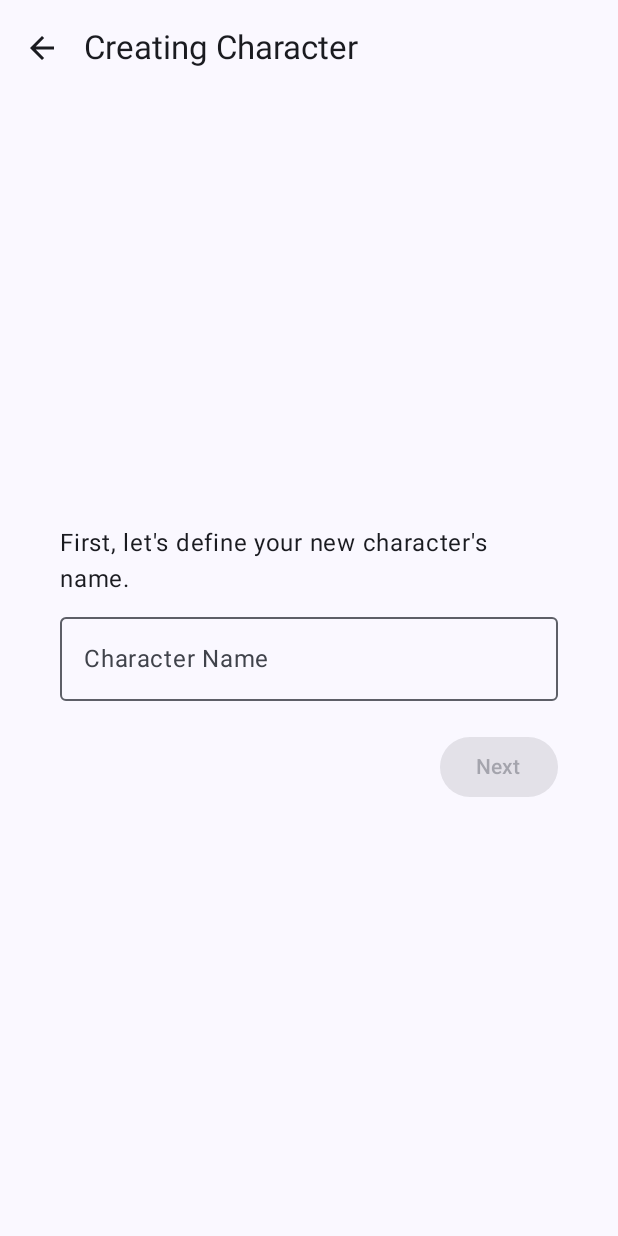
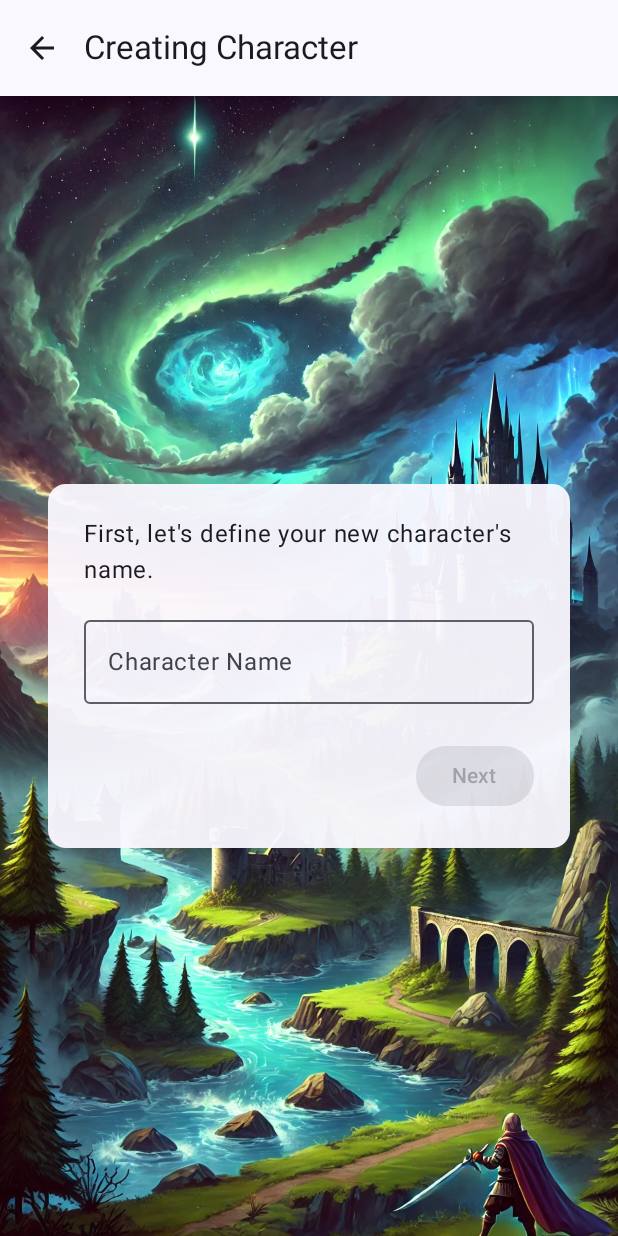
Before and after one commit to luizredig/dungeons-n-kotlin-android-app, an Android app built with Jetpack Compose: the CharacterCreationActivity screen opened directly, with no data from a screen before it, on a phone screen of 412 x 824 dp. Run offline under Robolectric (Android 15) with nearby library versions, the phone set to English and light mode, and no system bars.

Commit message:
feat(ui): add background image and improve layout in CharacterCreationActivity

```diff
--- a/app/src/main/java/com/dnk/app/CharacterCreationActivity.kt
+++ b/app/src/main/java/com/dnk/app/CharacterCreationActivity.kt
@@ -2,15 +2,16 @@ package com.dnk.app
 
 import android.content.Intent
 import android.os.Bundle
-import android.widget.Toast
 import androidx.activity.ComponentActivity
 import androidx.activity.compose.setContent
+import androidx.compose.foundation.Image
 import androidx.compose.foundation.layout.*
 import androidx.compose.material3.*
 import androidx.compose.runtime.*
 import androidx.compose.ui.Alignment
 import androidx.compose.ui.Modifier
-import androidx.compose.ui.platform.LocalContext
+import androidx.compose.ui.layout.ContentScale
+import androidx.compose.ui.res.painterResource
 import androidx.compose.ui.text.input.TextFieldValue
 import androidx.compose.ui.unit.dp
 import androidx.compose.material.icons.Icons
@@ -48,24 +49,36 @@ fun CharacterCreationScreen(onBackClick: () -> Unit, onNextClick: () -> Unit) {
             )
         },
         content = { padding ->
-            Column(
+            Box(
                 modifier = Modifier
                     .fillMaxSize()
                     .padding(padding)
-                    .padding(16.dp),
+            ) {
+                Image(
+                    painter = painterResource(id = R.drawable.creationbackground),
+                    contentDescription = "Background Image",
+                    contentScale = ContentScale.Crop,
+                    modifier = Modifier.fillMaxSize()
+                )
+
+                Surface(
+                    modifier = Modifier
+                        .fillMaxWidth()
+                        .padding(horizontal = 32.dp)
+                        .align(Alignment.Center),
+                    shape = MaterialTheme.shapes.medium,
+                    color = MaterialTheme.colorScheme.surface.copy(alpha = 0.95f),
+                    tonalElevation = 8.dp,
+                ) {
+                    Column(
+                        modifier = Modifier.padding(24.dp),
                         verticalArrangement = Arrangement.Center,
                         horizontalAlignment = Alignment.CenterHorizontally
-            ) {
-                Column(
-                    modifier = Modifier
-                        .fillMaxWidth()
-                        .padding(horizontal = 24.dp),
-                    horizontalAlignment = Alignment.Start
                     ) {
                         Text(
                             text = "First, let's define your new character's name.",
                             style = MaterialTheme.typography.bodyLarge,
-                        modifier = Modifier.padding(bottom = 8.dp)
+                            modifier = Modifier.padding(bottom = 16.dp)
                         )
 
                         OutlinedTextField(
@@ -74,20 +87,19 @@ fun CharacterCreationScreen(onBackClick: () -> Unit, onNextClick: () -> Unit) {
                             label = { Text("Character Name") },
                             modifier = Modifier.fillMaxWidth()
                         )
-                }
 
-                Spacer(modifier = Modifier.height(20.dp))
+                        Spacer(modifier = Modifier.height(24.dp))
 
                         Button(
                             onClick = { onNextClick() },
                             enabled = characterName.text.isNotEmpty(),
-                    modifier = Modifier
-                        .align(Alignment.End)
-                        .padding(horizontal = 24.dp)
+                            modifier = Modifier.align(Alignment.End)
                         ) {
                             Text(text = "Next")
                         }
                     }
                 }
+            }
+        }
     )
 }
```
Lines whose indentation alone changed are shown as unchanged.
